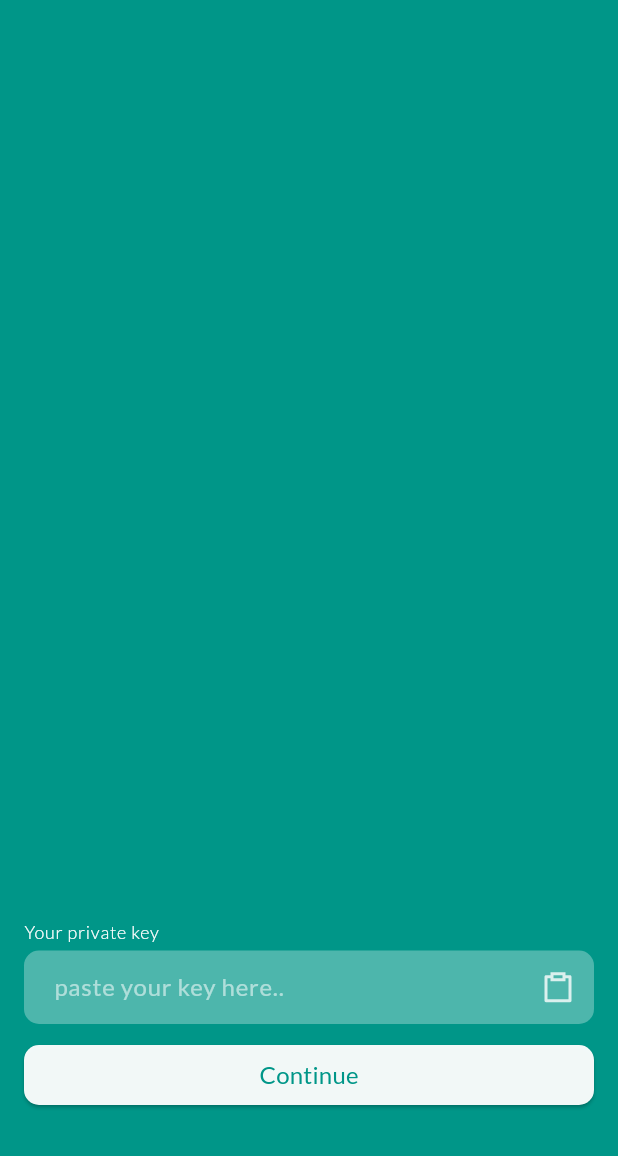
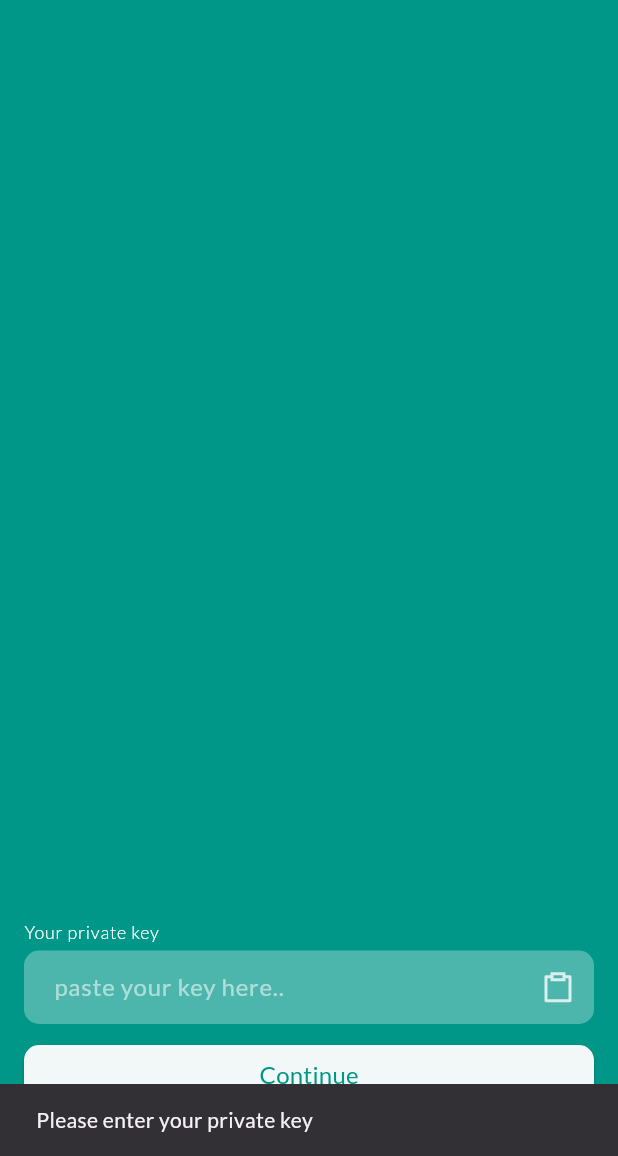
Before and after one commit to SyoolahHome/Syoolah, a Flutter app: the ScanKey screen opened directly, after a tap on "Continue", on a phone screen of 412 x 824 dp, the part 80-1236 px from its top. Run offline on Flutter 3.47's test engine with Material 2 defaults, Android fonts, the phone set to English and light mode, and no system bars; our stand-ins replace bloc, dio, equatable, flutter_bloc, flutter_remix, google_fonts and 5 more; missing offline and left inert: nostr, sqlite3; accounts and stored records are empty.

Commit message:
[ Add ] Implemented the auth screen for existent keys with caching as well for future use.

```diff
--- a/lib/buisness_logic/auth_cubit/auth_cubit.dart
+++ b/lib/buisness_logic/auth_cubit/auth_cubit.dart
@@ -3,6 +3,7 @@ import 'package:ditto/constants/strings.dart';
 import 'package:equatable/equatable.dart';
 import 'package:flutter/material.dart';
 import 'package:meta/meta.dart';
+import 'package:nostr/nostr.dart';
 
 import '../../services/database/local/local.dart';
 import '../../services/nostr/nostr.dart';
@@ -11,9 +12,13 @@ part 'auth_state.dart';
 
 class AuthCubit extends Cubit<AuthState> {
   TextEditingController? nameController;
+  TextEditingController? existentKeyController;
+
   FocusNode? nameFocusNode;
+
   AuthCubit() : super(const AuthInitial()) {
     nameController = TextEditingController();
+    existentKeyController = TextEditingController();
     nameFocusNode = FocusNode();
   }
 
@@ -48,6 +53,27 @@ class AuthCubit extends Cubit<AuthState> {
   Future<void> close() {
     nameController?.dispose();
     nameFocusNode?.dispose();
+    existentKeyController?.dispose();
     return super.close();
   }
+
+  handleExistentKey() async {
+    if (existentKeyController!.text.isEmpty) {
+      emit(state.copyWith(error: AppStrings.pleaseEnterKey));
+      emit(const AuthInitial());
+
+      return;
+    }
+
+    try {
+      final keyChain = Keychain(existentKeyController!.text);
+      LocalDatabase.instance.setPrivateKey(keyChain.private);
+      emit(state.copyWith(shouldRedirectDirectly: true));
+    } catch (e) {
+      emit(state.copyWith(error: AppStrings.invalidKey));
+      emit(const AuthInitial());
+
+      return;
+    }
+  }
 }
--- a/lib/buisness_logic/auth_cubit/auth_state.dart
+++ b/lib/buisness_logic/auth_cubit/auth_state.dart
@@ -4,12 +4,16 @@ part of 'auth_cubit.dart';
 class AuthState extends Equatable {
   final bool isGeneratingNewPrivateKey;
   final bool shouldRedirectAfterGeneratingPrivateKey;
+  final bool isSavingExistentKey;
+  final bool shouldRedirectDirectly;
   final String? error;
 
   const AuthState({
-    required this.isGeneratingNewPrivateKey,
-    required this.shouldRedirectAfterGeneratingPrivateKey,
+    this.isGeneratingNewPrivateKey = false,
+    this.shouldRedirectAfterGeneratingPrivateKey = false,
+    this.isSavingExistentKey = false,
     this.error,
+    this.shouldRedirectDirectly = false,
   });
 
   @override
@@ -17,12 +21,16 @@ class AuthState extends Equatable {
         isGeneratingNewPrivateKey,
         shouldRedirectAfterGeneratingPrivateKey,
         error,
+        isSavingExistentKey,
+        shouldRedirectDirectly,
       ];
 
   AuthState copyWith({
     bool? isGeneratingNewPrivateKey,
     bool? shouldRedirectAfterGeneratingPrivateKey,
     String? error,
+    bool? isSavingExistentKey,
+    bool? shouldRedirectDirectly,
   }) {
     return AuthState(
       isGeneratingNewPrivateKey:
@@ -31,13 +39,13 @@ class AuthState extends Equatable {
           shouldRedirectAfterGeneratingPrivateKey ??
               this.shouldRedirectAfterGeneratingPrivateKey,
       error: error ?? this.error,
+      isSavingExistentKey: isSavingExistentKey ?? this.isSavingExistentKey,
+      shouldRedirectDirectly:
+          shouldRedirectDirectly ?? this.shouldRedirectDirectly,
     );
   }
 }
 
 class AuthInitial extends AuthState {
-  const AuthInitial({
-    super.isGeneratingNewPrivateKey = false,
-    super.shouldRedirectAfterGeneratingPrivateKey = false,
-  });
+  const AuthInitial();
 }
--- a/lib/constants/strings.dart
+++ b/lib/constants/strings.dart
@@ -14,6 +14,8 @@ abstract class AppStrings {
   static const String pleaseEnterName = "Please enter your name";
   static const String start = "Start";
   static const String keyGeneratedSuccessfullyText =
-      "Your private key has been generated successfully, you can now start using the app";
-  static const String privateKeyCopied = 'Private key copied to clipboard';
+      "Your private key has been generated successfully, you can now start using the app.";
+  static const String privateKeyCopied = 'Private key copied to clipboard.';
+  static const String pleaseEnterKey = 'Please enter your private key';
+  static const String invalidKey = "The key you entered is invalid.";
 }
--- /dev/null
+++ b/lib/presentation/private_succes/widgets/key_field.dart
@@ -0,0 +1,26 @@
+import 'package:flutter/material.dart';
+
+import '../../../constants/colors.dart';
+
+class KeyField extends StatelessWidget {
+  const KeyField({
+    super.key,
+    required this.text,
+    required this.isPasswordVisible,
+  });
+
+  final String text;
+  final bool isPasswordVisible;
+  @override
+  Widget build(BuildContext context) {
+    return TextField(
+      obscureText: isPasswordVisible,
+      controller: TextEditingController(text: text),
+      style: Theme.of(context).textTheme.labelSmall,
+      enabled: false,
+      decoration: InputDecoration(
+        fillColor: AppColors.lighGrey,
+      ),
+    );
+  }
+}
--- a/lib/presentation/scan/scan.dart
+++ b/lib/presentation/scan/scan.dart
@@ -1,6 +1,10 @@
+import 'package:ditto/buisness_logic/auth_cubit/auth_cubit.dart';
 import 'package:ditto/constants/colors.dart';
 import 'package:ditto/presentation/general/widget/margined_body.dart';
+import 'package:ditto/services/database/local/local.dart';
 import 'package:flutter/material.dart';
+import 'package:flutter_bloc/flutter_bloc.dart';
+import 'package:nostr/nostr.dart';
 import 'widgets/app_bar.dart';
 import 'widgets/button.dart';
 import 'widgets/key_field.dart';
--- a/lib/presentation/scan/widgets/button.dart
+++ b/lib/presentation/scan/widgets/button.dart
@@ -14,14 +14,24 @@ class CustomButton extends StatelessWidget {
   Widget build(BuildContext context) {
     final scaffoldColor =
         context.findAncestorWidgetOfExactType<Scaffold>()!.backgroundColor;
+    final cubit = context.read<AuthCubit>();
 
+    return BlocConsumer<AuthCubit, AuthState>(
+      listener: (context, state) {
+        if (state.shouldRedirectDirectly) {
+          Navigator.of(context).pushNamed(Paths.bottomBar);
+        }
+      },
+      builder: (context, state) {
         return Stack(
           alignment: Alignment.centerRight,
           children: <Widget>[
             SizedBox(
               width: double.infinity,
               child: ElevatedButton(
-            onPressed: () {},
+                onPressed: () {
+                  cubit.handleExistentKey();
+                },
                 style: ElevatedButton.styleFrom(
                   backgroundColor: AppColors.white.withOpacity(0.95),
                   shape: RoundedRectangleBorder(
@@ -37,7 +47,23 @@ class CustomButton extends StatelessWidget {
                 ),
               ),
             ),
+            if (state.isSavingExistentKey)
+              Container(
+                width: 20,
+                height: 20,
+                margin: context
+                    .findAncestorWidgetOfExactType<MarginedBody>()!
+                    .margin,
+                child: CircularProgressIndicator(
+                  color: context
+                      .findAncestorWidgetOfExactType<Scaffold>()!
+                      .backgroundColor,
+                  strokeWidth: 1.75,
+                ),
+              ),
           ],
+        );
+      },
     );
   }
 }
--- a/lib/presentation/scan/widgets/key_field.dart
+++ b/lib/presentation/scan/widgets/key_field.dart
@@ -1,36 +1,21 @@
 import 'package:ditto/constants/colors.dart';
 import 'package:flutter/material.dart';
 import 'package:flutter/services.dart';
+import 'package:flutter_bloc/flutter_bloc.dart';
 import 'package:flutter_remix/flutter_remix.dart';
 
+import '../../../buisness_logic/auth_cubit/auth_cubit.dart';
 import '../../../constants/strings.dart';
 
-class KeyField extends StatefulWidget {
+class KeyField extends StatelessWidget {
   const KeyField({
     super.key,
   });
 
   @override
-  State<KeyField> createState() => _KeyFieldState();
-}
+  Widget build(BuildContext context) {
+    final cubit = context.read<AuthCubit>();
 
-class _KeyFieldState extends State<KeyField> {
-  TextEditingController? _controller;
-
-  @override
-  void initState() {
-    super.initState();
-    _controller = TextEditingController();
-  }
-
-  @override
-  void dispose() {
-    _controller!.dispose();
-    super.dispose();
-  }
-
-  @override
-  Widget build(BuildContext context) {
     return Column(
       crossAxisAlignment: CrossAxisAlignment.start,
       children: <Widget>[
@@ -43,7 +28,7 @@ class _KeyFieldState extends State<KeyField> {
         ),
         const SizedBox(height: 5),
         TextField(
-          controller: _controller,
+          controller: cubit.existentKeyController,
           decoration: InputDecoration(
             hintText: AppStrings.writeYourKey,
             suffixIcon: GestureDetector(
@@ -51,7 +36,7 @@ class _KeyFieldState extends State<KeyField> {
                 Clipboard.getData('text/plain').then(
                   (value) {
                     if (value != null && value.text != null) {
-                      _controller!.text = value.text!;
+                      cubit.existentKeyController!.text = value.text!;
                     }
                   },
                 );
```
Also changed, not shown: lib/presentation/private_succes/private_key_gen_success.dart (+16 -98 lines), lib/presentation/private_succes/widgets/button.dart (added, +38 -0 lines), lib/presentation/private_succes/widgets/field_suffix.dart (added, +27 -0 lines), lib/presentation/private_succes/widgets/key_section.dart (added, +51 -0 lines), lib/presentation/private_succes/widgets/success_icon.dart (added, +17 -0 lines), lib/presentation/private_succes/widgets/success_text.dart (added, +21 -0 lines), 1 other file. Lines whose indentation alone changed are shown as unchanged.
